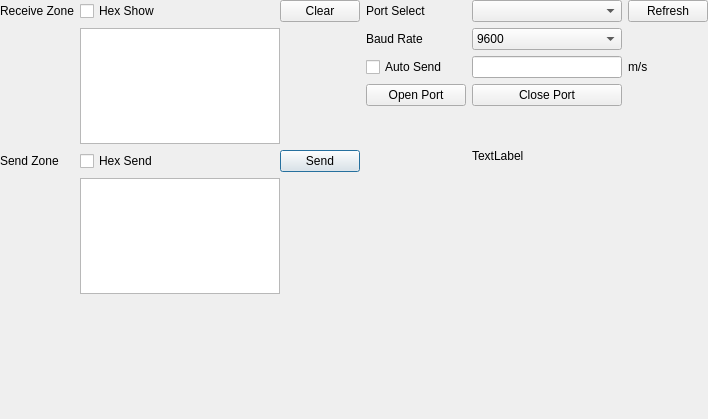
Above: Gui/ui_PortSelect.ui from RRRRubbit/Debugger before the change. Below: the same form after it.
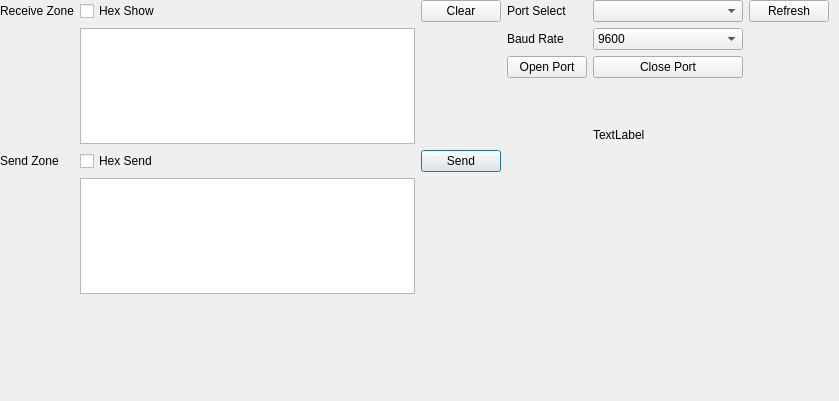
That is the form after the change.

```diff
--- a/Gui/ui_PortSelect.ui
+++ b/Gui/ui_PortSelect.ui
@@ -6,8 +6,8 @@
    <rect>
     <x>0</x>
     <y>0</y>
-    <width>708</width>
-    <height>419</height>
+    <width>839</width>
+    <height>401</height>
    </rect>
   </property>
   <property name="windowTitle">
@@ -18,7 +18,7 @@
     <rect>
      <x>0</x>
      <y>0</y>
-     <width>708</width>
+     <width>829</width>
      <height>294</height>
     </rect>
    </property>
@@ -103,6 +103,57 @@
     </item>
     <item>
      <layout class="QGridLayout" name="gridLayout">
+      <item row="0" column="0">
+       <widget class="QLabel" name="label_Port">
+        <property name="text">
+         <string>Port Select</string>
+        </property>
+       </widget>
+      </item>
+      <item row="5" column="2">
+       <widget class="QLabel" name="label_IsOpenOrNot">
+        <property name="text">
+         <string/>
+        </property>
+       </widget>
+      </item>
+      <item row="9" column="0">
+       <widget class="QLabel" name="label_Statusbar">
+        <property name="frameShadow">
+         <enum>QFrame::Plain</enum>
+        </property>
+        <property name="lineWidth">
+         <number>1</number>
+        </property>
+        <property name="text">
+         <string/>
+        </property>
+       </widget>
+      </item>
+      <item row="5" column="1">
+       <widget class="QPushButton" name="pushButton_ClosePort">
+        <property name="text">
+         <string>Close Port</string>
+        </property>
+       </widget>
+      </item>
+      <item row="0" column="2">
+       <widget class="QPushButton" name="pushButton_Refresh">
+        <property name="text">
+         <string>Refresh</string>
+        </property>
+       </widget>
+      </item>
+      <item row="5" column="0">
+       <widget class="QPushButton" name="pushButton_OpenPort">
+        <property name="text">
+         <string>Open Port</string>
+        </property>
+       </widget>
+      </item>
+      <item row="0" column="1">
+       <widget class="QComboBox" name="comboBox_PortName"/>
+      </item>
       <item row="2" column="0">
        <widget class="QLabel" name="label_BaudRate">
         <property name="text">
@@ -110,13 +161,6 @@
         </property>
        </widget>
       </item>
-      <item row="4" column="2">
-       <widget class="QLabel" name="label_DealySet">
-        <property name="text">
-         <string>m/s</string>
-        </property>
-       </widget>
-      </item>
       <item row="2" column="1">
        <widget class="QComboBox" name="comboBox_BaudRate">
         <item>
@@ -176,74 +220,7 @@
         </item>
        </widget>
       </item>
-      <item row="0" column="2">
-       <widget class="QPushButton" name="pushButton_Refresh">
-        <property name="text">
-         <string>Refresh</string>
-        </property>
-       </widget>
-      </item>
-      <item row="6" column="2">
-       <widget class="QLabel" name="label_IsOpenOrNot">
-        <property name="text">
-         <string/>
-        </property>
-       </widget>
-      </item>
-      <item row="0" column="1">
-       <widget class="QComboBox" name="comboBox_PortName"/>
-      </item>
-      <item row="0" column="0">
-       <widget class="QLabel" name="label_Port">
-        <property name="text">
-         <string>Port Select</string>
-        </property>
-       </widget>
-      </item>
-      <item row="4" column="1">
-       <widget class="QLineEdit" name="lineEdit_SendDelay"/>
-      </item>
-      <item row="6" column="0">
-       <widget class="QPushButton" name="pushButton_OpenPort">
-        <property name="text">
-         <string>Open Port</string>
-        </property>
-       </widget>
-      </item>
       <item row="6" column="1">
-       <widget class="QPushButton" name="pushButton_ClosePort">
-        <property name="text">
-         <string>Close Port</string>
-        </property>
-       </widget>
-      </item>
-      <item row="10" column="0">
-       <widget class="QLabel" name="label_Statusbar">
-        <property name="frameShadow">
-         <enum>QFrame::Plain</enum>
-        </property>
-        <property name="lineWidth">
-         <number>1</number>
-        </property>
-        <property name="text">
-         <string/>
-        </property>
-       </widget>
-      </item>
-      <item row="4" column="0">
-       <widget class="QCheckBox" name="checkBox_AutoSend">
-        <property name="minimumSize">
-         <size>
-          <width>100</width>
-          <height>0</height>
-         </size>
-        </property>
-        <property name="text">
-         <string>Auto Send</string>
-        </property>
-       </widget>
-      </item>
-      <item row="7" column="1">
        <widget class="QLabel" name="label_Time">
         <property name="minimumSize">
          <size>
```
